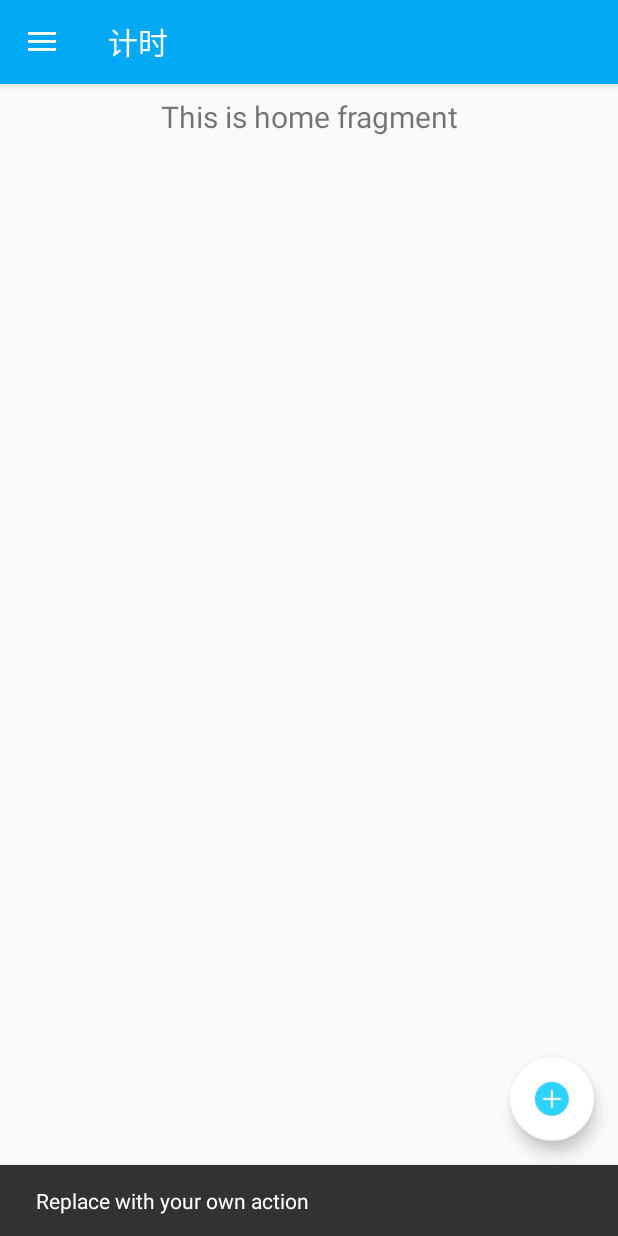
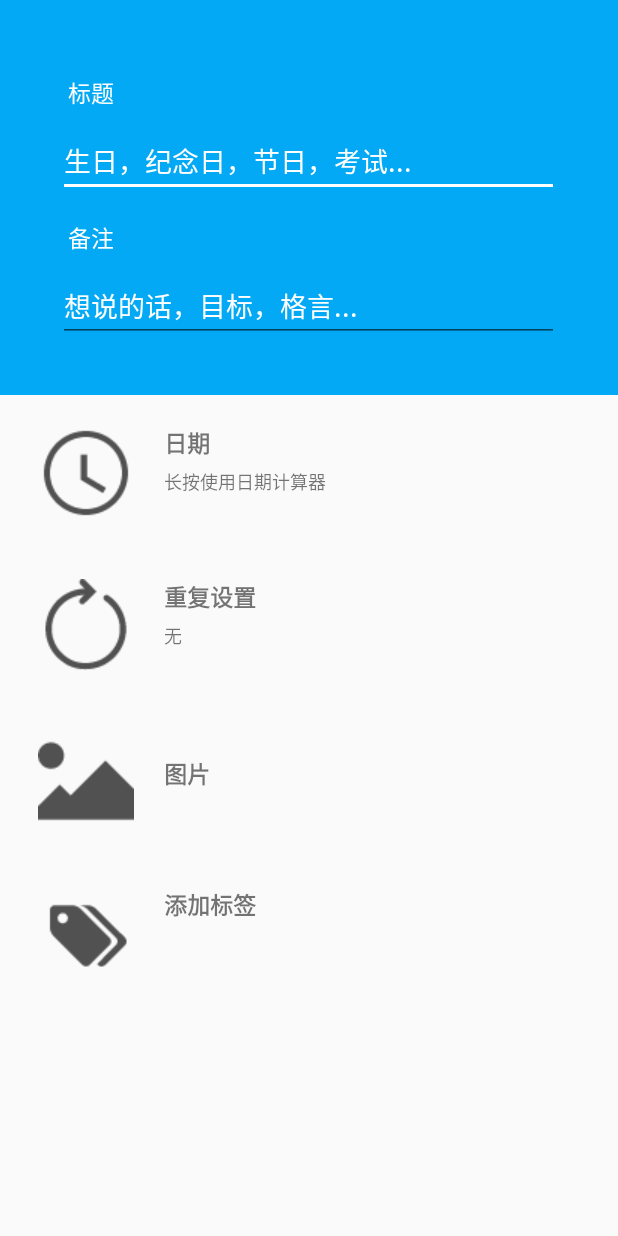
Before and after one commit to couteauD/iTime, an Android app: the screen it shows after launch (MainActivity before the commit, newScheduleActivity after it), after a tap on an icon or button, on a phone screen of 412 x 824 dp. Run offline under Robolectric (Android 15) with nearby library versions, the phone set to English and light mode, and no system bars; our stand-ins replace navigation-ui.

Commit message:
新建newScheduleAcitivity,点击按钮跳转至新建日程页面

```diff
--- a/iTime/app/build.gradle
+++ b/iTime/app/build.gradle
@@ -28,6 +28,8 @@ dependencies {
     implementation 'androidx.navigation:navigation-fragment:2.0.0'
     implementation 'androidx.navigation:navigation-ui:2.0.0'
     implementation 'androidx.lifecycle:lifecycle-extensions:2.0.0'
+    implementation 'androidx.appcompat:appcompat:1.1.0-beta01'
+    implementation 'androidx.constraintlayout:constraintlayout:2.0.0-beta2'
     testImplementation 'junit:junit:4.12'
     androidTestImplementation 'androidx.test.ext:junit:1.1.1'
     androidTestImplementation 'androidx.test.espresso:espresso-core:3.2.0'
--- a/iTime/app/src/main/AndroidManifest.xml
+++ b/iTime/app/src/main/AndroidManifest.xml
@@ -9,6 +9,7 @@
         android:roundIcon="@mipmap/ic_launcher_round"
         android:supportsRtl="true"
         android:theme="@style/AppTheme" >
+        <activity android:name=".newScheduleActivity"></activity>
         <activity
             android:name=".MainActivity"
             android:label="@string/app_name"
--- a/iTime/app/src/main/java/com/example/itime/MainActivity.java
+++ b/iTime/app/src/main/java/com/example/itime/MainActivity.java
@@ -1,5 +1,6 @@
 package com.example.itime;
 
+import android.content.Intent;
 import android.os.Bundle;
 import com.google.android.material.floatingactionbutton.FloatingActionButton;
 import com.google.android.material.snackbar.Snackbar;
@@ -28,8 +29,8 @@ public class MainActivity extends AppCompatActivity {
         fab.setOnClickListener(new View.OnClickListener() {
             @Override
             public void onClick(View view) {
-                Snackbar.make(view, "Replace with your own action", Snackbar.LENGTH_LONG)
-                        .setAction("Action", null).show();
+                Intent i=new Intent(MainActivity.this,newScheduleActivity.class);
+                startActivity(i);
             }
         });
         DrawerLayout drawer = findViewById(R.id.drawer_layout);
--- /dev/null
+++ b/iTime/app/src/main/java/com/example/itime/newScheduleActivity.java
@@ -0,0 +1,22 @@
+package com.example.itime;
+
+import androidx.appcompat.app.ActionBar;
+import androidx.appcompat.app.AppCompatActivity;
+
+import android.os.Bundle;
+import android.view.Window;
+
+public class newScheduleActivity extends AppCompatActivity {
+
+    @Override
+    protected void onCreate(Bundle savedInstanceState) {
+        super.onCreate(savedInstanceState);
+        setContentView(R.layout.activity_new_schedule);
+
+        ActionBar actionBar = getSupportActionBar();
+        //隐藏标题栏
+        if (actionBar != null) {
+            actionBar.hide();
+        }
+    }
+}
--- /dev/null
+++ b/iTime/app/src/main/res/layout/activity_new_schedule.xml
@@ -0,0 +1,230 @@
+<?xml version="1.0" encoding="utf-8"?>
+<LinearLayout xmlns:android="http://schemas.android.com/apk/res/android"
+    xmlns:app="http://schemas.android.com/apk/res-auto"
+    android:layout_width="match_parent"
+    android:layout_height="match_parent"
+    android:baselineAligned="false"
+    android:orientation="vertical">
+
+    <LinearLayout
+        android:layout_width="match_parent"
+        android:layout_height="wrap_content"
+        android:background="@color/colorPrimary"
+        android:orientation="vertical">
+
+        <TextView
+            android:id="@+id/text_view_title"
+            android:layout_width="wrap_content"
+            android:layout_height="wrap_content"
+            android:textColor="@android:color/white"
+            android:textSize="15sp"
+            android:text="标题"
+            android:layout_marginLeft="45dp"
+            android:layout_marginTop="50dp"
+            android:layout_marginStart="45dp" />
+
+        <EditText
+            android:id="@+id/edit_text_title"
+            android:layout_width="334dp"
+            android:layout_height="wrap_content"
+            android:ems="10"
+            android:inputType="textPersonName"
+            android:textColor="@android:color/white"
+            android:textSize="18sp"
+            android:hint="生日，纪念日，节日，考试..."
+            android:textColorHint="@android:color/white"
+            android:layout_gravity="center"
+            android:layout_marginTop="10dp"/>
+
+        <TextView
+            android:id="@+id/text_view_remark"
+            android:layout_width="match_parent"
+            android:layout_height="wrap_content"
+            android:textColor="@android:color/white"
+            android:textSize="15sp"
+            android:layout_marginLeft="45dp"
+            android:text="备注"
+            android:layout_marginTop="15dp"
+            android:layout_marginStart="45dp" />
+
+        <EditText
+            android:id="@+id/edit_text_remark"
+            android:layout_width="334dp"
+            android:layout_height="wrap_content"
+            android:ems="10"
+            android:inputType="textPersonName"
+            android:textColor="@android:color/white"
+            android:textSize="18sp"
+            android:hint="想说的话，目标，格言..."
+            android:textColorHint="@android:color/white"
+            android:layout_gravity="center"
+            android:layout_marginTop="10dp"
+            android:layout_marginBottom="35dp"/>
+    </LinearLayout>
+
+    <LinearLayout
+        android:layout_width="wrap_content"
+        android:layout_height="wrap_content"
+        android:layout_weight="1"
+        android:id="@+id/setdate"
+        android:orientation="horizontal"
+        android:paddingTop="20dp">
+
+        <ImageView
+            android:id="@+id/image_view_date"
+            android:layout_width="match_parent"
+            android:layout_height="wrap_content"
+            app:srcCompat="@drawable/date"
+            android:layout_marginLeft="25dp"
+            android:layout_marginStart="25dp" />
+
+        <RelativeLayout
+            android:layout_width="match_parent"
+            android:layout_height="wrap_content"
+            android:layout_marginLeft="20dp"
+            android:layout_marginStart="20dp" >
+
+            <TextView
+                android:id="@+id/text_view_date"
+                android:layout_width="wrap_content"
+                android:layout_height="wrap_content"
+                android:text="日期"
+                android:textSize="15sp"
+                android:textStyle="bold"/>
+
+            <TextView
+                android:id="@+id/text_view_dateInstruction"
+                android:layout_width="wrap_content"
+                android:layout_height="wrap_content"
+                android:text="长按使用日期计算器"
+                android:textSize="12sp"
+                android:layout_below="@+id/text_view_date"
+                android:paddingTop="5dp"/>
+        </RelativeLayout>
+
+
+    </LinearLayout>
+
+    <LinearLayout
+        android:layout_width="wrap_content"
+        android:layout_height="wrap_content"
+        android:layout_weight="1"
+        android:id="@+id/setcycle"
+        android:orientation="horizontal"
+        android:paddingTop="20dp">
+
+        <ImageView
+            android:id="@+id/image_view_cycle"
+            android:layout_width="match_parent"
+            android:layout_height="wrap_content"
+            app:srcCompat="@drawable/cycle"
+            android:layout_marginLeft="25dp"
+            android:layout_marginStart="25dp" />
+
+        <RelativeLayout
+            android:layout_width="match_parent"
+            android:layout_height="wrap_content"
+            android:layout_marginLeft="20dp"
+            android:layout_marginStart="20dp">
+            <TextView
+                android:id="@+id/text_view_cycle"
+                android:layout_width="wrap_content"
+                android:layout_height="wrap_content"
+                android:text="重复设置"
+                android:textSize="15sp"
+                android:textStyle="bold"/>
+
+            <TextView
+                android:id="@+id/text_view_cycleInstruction"
+                android:layout_width="wrap_content"
+                android:layout_height="wrap_content"
+                android:text="无"
+                android:textSize="12sp"
+                android:layout_below="@+id/text_view_cycle"
+                android:paddingTop="5dp"/>
+        </RelativeLayout>
+
+
+    </LinearLayout>
+
+    <LinearLayout
+        android:layout_width="wrap_content"
+        android:layout_height="wrap_content"
+        android:layout_weight="1"
+        android:id="@+id/setimg"
+        android:orientation="horizontal"
+        android:paddingTop="20dp">
+
+        <ImageView
+            android:id="@+id/image_view_img"
+            android:layout_width="match_parent"
+            android:layout_height="wrap_content"
+            app:srcCompat="@drawable/img"
+            android:layout_marginLeft="25dp"
+            android:layout_marginStart="25dp"/>
+
+        <RelativeLayout
+            android:layout_width="match_parent"
+            android:layout_height="wrap_content"
+            android:layout_marginLeft="20dp"
+            android:layout_marginStart="20dp">
+
+            <TextView
+                android:id="@+id/text_view_img"
+                android:layout_width="wrap_content"
+                android:layout_height="wrap_content"
+                android:text="图片"
+                android:textSize="15sp"
+                android:textStyle="bold"
+                android:paddingTop="15dp"/>
+
+        </RelativeLayout>
+
+
+    </LinearLayout>
+
+    <LinearLayout
+        android:layout_width="wrap_content"
+        android:layout_height="wrap_content"
+        android:layout_weight="1"
+        android:id="@+id/setmark"
+        android:orientation="horizontal"
+        android:paddingTop="20dp"
+        android:layout_marginBottom="150dp">
+
+        <ImageView
+            android:id="@+id/imageView"
+            android:layout_width="wrap_content"
+            android:layout_height="wrap_content"
+            android:layout_marginStart="25dp"
+            android:layout_marginLeft="25dp"
+            app:srcCompat="@drawable/mark" />
+
+        <RelativeLayout
+            android:layout_width="match_parent"
+            android:layout_height="wrap_content"
+            android:layout_marginLeft="20dp"
+            android:layout_marginStart="20dp">
+
+            <TextView
+                android:id="@+id/text_view_mark"
+                android:layout_width="wrap_content"
+                android:layout_height="wrap_content"
+                android:text="添加标签"
+                android:textSize="15sp"
+                android:textStyle="bold"/>
+
+            <TextView
+                android:id="@+id/text_view_markInstruction"
+                android:layout_width="wrap_content"
+                android:layout_height="wrap_content"
+                android:textSize="12sp"
+                android:layout_below="@+id/text_view_mark"
+                android:paddingTop="5dp"/>
+        </RelativeLayout>
+
+
+
+    </LinearLayout>
+
+</LinearLayout>
```
Also changed, not shown: iTime/app/src/main/res/drawable/about.png (added), iTime/app/src/main/res/drawable/addmark.png (added), iTime/app/src/main/res/drawable/color.png (added), iTime/app/src/main/res/drawable/component.png (added), iTime/app/src/main/res/drawable/cycle.png (added), iTime/app/src/main/res/drawable/date.png (added), iTime/app/src/main/res/drawable/headportrait.png (added), iTime/app/src/main/res/drawable/help.png (added), iTime/app/src/main/res/drawable/img.png (added), iTime/app/src/main/res/drawable/mainpage.png (added), iTime/app/src/main/res/drawable/mark.png, iTime/app/src/main/res/drawable/nav_bar_background.jpg (added), iTime/app/src/main/res/drawable/senior.png (added), iTime/app/src/main/res/drawable/setting.png (added).
